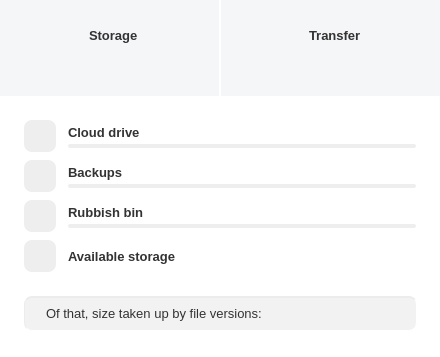
meganz/MEGAsync, file src/MEGASync/gui/win/AccountDetailsDialog.ui: the form before one commit.
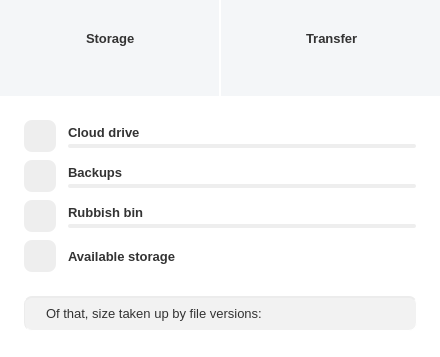
The form after the commit. The open tabs and pages were chosen to show the change. Icons and pictures are not drawn. Custom widgets are drawn as their Qt base class.

The edit to the form file:
```diff
--- a/src/MEGASync/gui/win/AccountDetailsDialog.ui
+++ b/src/MEGASync/gui/win/AccountDetailsDialog.ui
@@ -65,11 +65,6 @@
     border: 0px;
 }
 
-#lStorage, #lTransfer, #lUsedStorage, #lUsedTransfer
-{
-    margin-left: 6px;
-}
-
 #lStorage, #lTransfer
 {
     padding-bottom: 4px;
@@ -108,12 +103,6 @@
   background-color: #FF5646;
 }
 
-#lUsedStorage, #lUsedTransfer
-{
-  color: #8d8d8e;
-  font-size: 13px;
-}
-
 #wDetailedUsage QPushButton
 {
     border-radius: 8px;
@@ -422,7 +411,7 @@
         <widget class="QWidget" name="wStorageUsage" native="true">
          <layout class="QHBoxLayout" name="horizontalLayout_23">
           <property name="spacing">
-           <number>0</number>
+           <number>6</number>
           </property>
           <property name="leftMargin">
            <number>0</number>
@@ -476,7 +465,7 @@
               <number>0</number>
              </property>
              <property name="rightMargin">
-              <number>0</number>
+              <number>2</number>
              </property>
              <property name="bottomMargin">
               <number>0</number>
@@ -499,30 +488,20 @@
                <property name="text">
                 <string>Storage</string>
                </property>
+               <property name="indent">
+                <number>0</number>
+               </property>
               </widget>
              </item>
              <item>
-              <layout class="QHBoxLayout" name="horizontalLayout_2">
-               <property name="spacing">
+              <widget class="QLabel" name="lUsedStorage">
+               <property name="text">
+                <string notr="true"/>
+               </property>
+               <property name="indent">
                 <number>0</number>
                </property>
-               <item>
-                <widget class="QLabel" name="lUsedStorage"/>
-               </item>
-               <item>
-                <spacer name="horizontalSpacer">
-                 <property name="orientation">
-                  <enum>Qt::Horizontal</enum>
-                 </property>
-                 <property name="sizeHint" stdset="0">
-                  <size>
-                   <width>40</width>
-                   <height>20</height>
-                  </size>
-                 </property>
-                </spacer>
-               </item>
-              </layout>
+              </widget>
              </item>
              <item>
               <spacer name="verticalSpacer_2">
@@ -547,7 +526,7 @@
         <widget class="QWidget" name="wTransferUsage" native="true">
          <layout class="QHBoxLayout" name="horizontalLayout_25">
           <property name="spacing">
-           <number>0</number>
+           <number>6</number>
           </property>
           <property name="leftMargin">
            <number>0</number>
@@ -601,7 +580,7 @@
               <number>0</number>
              </property>
              <property name="rightMargin">
-              <number>0</number>
+              <number>2</number>
              </property>
              <property name="bottomMargin">
               <number>0</number>
@@ -624,30 +603,20 @@
                <property name="text">
                 <string>Transfer</string>
                </property>
+               <property name="indent">
+                <number>0</number>
+               </property>
               </widget>
              </item>
              <item>
-              <layout class="QHBoxLayout" name="horizontalLayout_5">
-               <property name="spacing">
+              <widget class="QLabel" name="lUsedTransfer">
+               <property name="text">
+                <string notr="true"/>
+               </property>
+               <property name="indent">
                 <number>0</number>
                </property>
-               <item>
-                <widget class="QLabel" name="lUsedTransfer"/>
-               </item>
-               <item>
-                <spacer name="horizontalSpacer_2">
-                 <property name="orientation">
-                  <enum>Qt::Horizontal</enum>
-                 </property>
-                 <property name="sizeHint" stdset="0">
-                  <size>
-                   <width>40</width>
-                   <height>20</height>
-                  </size>
-                 </property>
-                </spacer>
-               </item>
-              </layout>
+              </widget>
              </item>
              <item>
               <spacer name="verticalSpacer_4">
```
